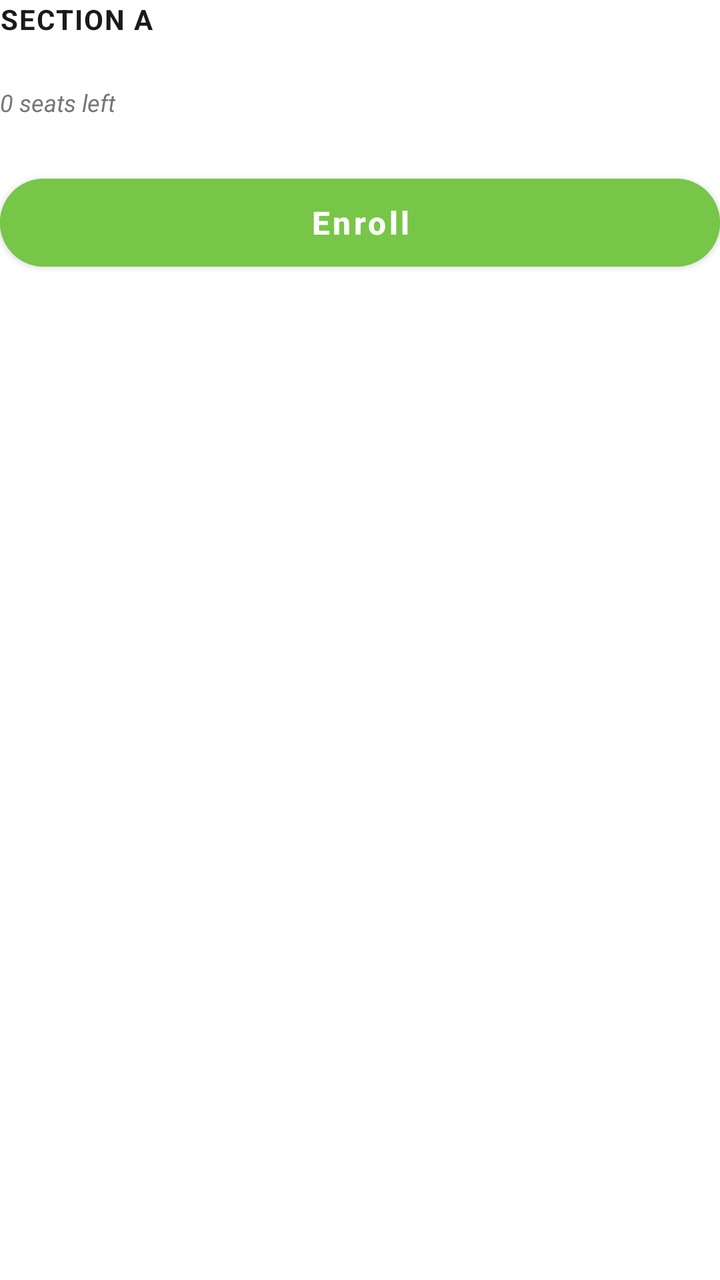
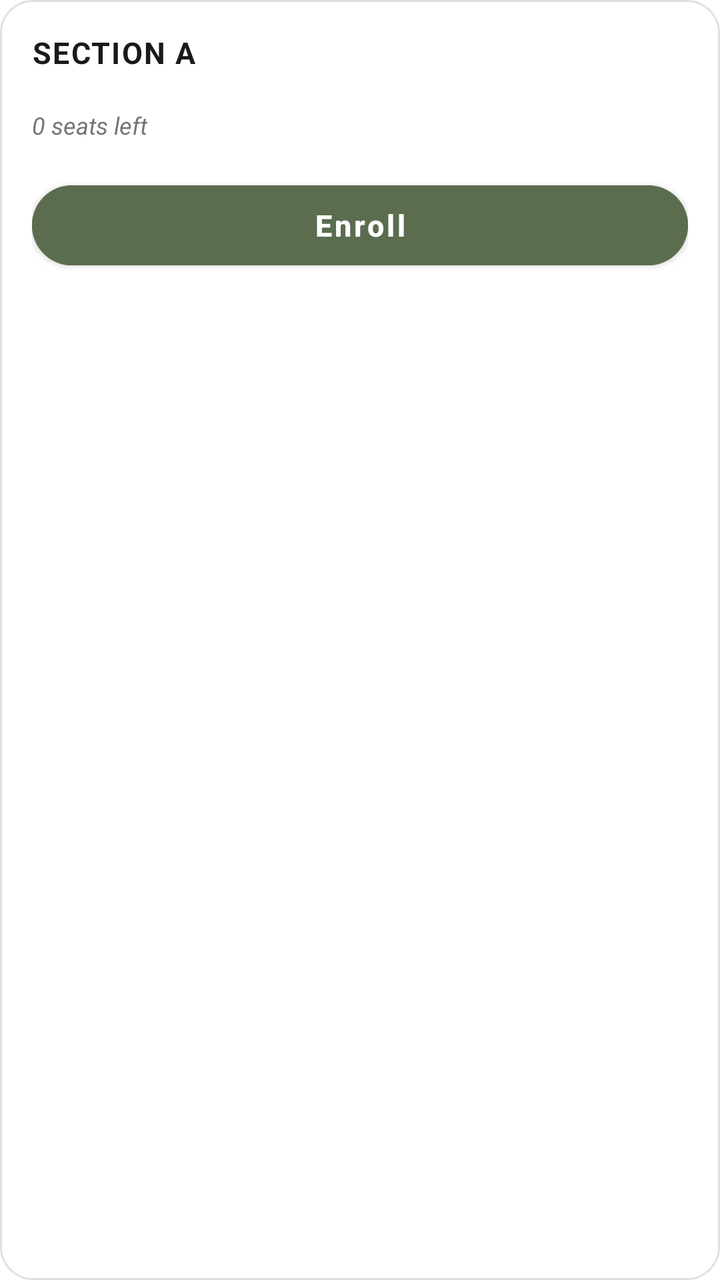

Two renders of the same Android screen: before a commit and after it. Below are the layout's source before the change and the commit's diff.
<!-- AndroidManifest.xml: application theme Theme.VETSCHED -->
<!-- res/layout/item_course_section.xml -->
<?xml version="1.0" encoding="utf-8"?>
<LinearLayout xmlns:android="http://schemas.android.com/apk/res/android"
    xmlns:app="http://schemas.android.com/apk/res-auto"
    android:layout_width="match_parent"
    android:layout_height="wrap_content"
    android:orientation="vertical"
    android:paddingBottom="24dp">

    <TextView
        android:id="@+id/tvSectionName"
        android:layout_width="wrap_content"
        android:layout_height="wrap_content"
        android:text="SECTION A"
        android:textColor="@color/vetsched_text_primary"
        android:textSize="14sp"
        android:textStyle="bold"
        android:textAllCaps="true"
        android:letterSpacing="0.05" />

    <LinearLayout
        android:id="@+id/containerClassBoxes"
        android:layout_width="match_parent"
        android:layout_height="wrap_content"
        android:layout_marginTop="12dp"
        android:orientation="vertical" />

    <TextView
        android:id="@+id/tvRemainingSeats"
        android:layout_width="wrap_content"
        android:layout_height="wrap_content"
        android:layout_marginTop="12dp"
        android:text="0 seats left"
        android:textColor="#757575"
        android:textSize="12sp"
        android:textStyle="italic" />

    <Button
        android:id="@+id/btnEnroll"
        android:layout_width="match_parent"
        android:layout_height="56dp"
        android:layout_marginTop="24dp"
        android:backgroundTint="#77C647"
        android:text="Enroll"
        android:textAllCaps="false"
        android:textColor="@color/white"
        android:textSize="16sp"
        android:textStyle="bold"
        app:cornerRadius="28dp" />

</LinearLayout>
<!-- resources referenced by this layout -->
<resources>
  <color name="vetsched_text_primary">#1A1A1A</color>
  <color name="white">#FFFFFFFF</color>
  <style name="Theme.VETSCHED" parent="Theme.MaterialComponents.Light.NoActionBar">
          <item name="colorPrimary">@color/vetsched_primary</item>
          <item name="android:statusBarColor">@color/vetsched_background</item>
          <item name="android:windowLightStatusBar">true</item>
      </style>
  <color name="vetsched_primary">#5C6D4F</color>
  <color name="vetsched_background">#F8FAF7</color>
</resources>

<!-- the commit's change to res/layout/item_course_section.xml (unified diff, before → after) -->
@@ -1,10 +1,13 @@
 <?xml version="1.0" encoding="utf-8"?>
 <LinearLayout xmlns:android="http://schemas.android.com/apk/res/android"
     xmlns:app="http://schemas.android.com/apk/res-auto"
+    android:id="@+id/cardSectionContainer"
     android:layout_width="match_parent"
     android:layout_height="wrap_content"
+    android:layout_marginBottom="16dp"
+    android:background="@drawable/bg_profile_card"
     android:orientation="vertical"
-    android:paddingBottom="24dp">
+    android:padding="16dp">
 
     <TextView
         android:id="@+id/tvSectionName"
@@ -12,7 +15,7 @@
         android:layout_height="wrap_content"
         android:text="SECTION A"
         android:textColor="@color/vetsched_text_primary"
-        android:textSize="14sp"
+        android:textSize="15sp"
         android:textStyle="bold"
         android:textAllCaps="true"
         android:letterSpacing="0.05" />
@@ -21,14 +24,14 @@
         android:id="@+id/containerClassBoxes"
         android:layout_width="match_parent"
         android:layout_height="wrap_content"
-        android:layout_marginTop="12dp"
+        android:layout_marginTop="10dp"
         android:orientation="vertical" />
 
     <TextView
         android:id="@+id/tvRemainingSeats"
         android:layout_width="wrap_content"
         android:layout_height="wrap_content"
-        android:layout_marginTop="12dp"
+        android:layout_marginTop="8dp"
         android:text="0 seats left"
         android:textColor="#757575"
         android:textSize="12sp"
@@ -37,14 +40,30 @@
     <Button
         android:id="@+id/btnEnroll"
         android:layout_width="match_parent"
-        android:layout_height="56dp"
-        android:layout_marginTop="24dp"
-        android:backgroundTint="#77C647"
+        android:layout_height="52dp"
+        android:layout_marginTop="16dp"
+        android:backgroundTint="#5C6D4F"
         android:text="Enroll"
         android:textAllCaps="false"
         android:textColor="@color/white"
-        android:textSize="16sp"
+        android:textSize="15sp"
         android:textStyle="bold"
-        app:cornerRadius="28dp" />
+        app:cornerRadius="26dp" />
+
+    <TextView
+        android:id="@+id/tvConflictPill"
+        android:layout_width="match_parent"
+        android:layout_height="wrap_content"
+        android:layout_marginTop="12dp"
+        android:background="@drawable/bg_button_rounded"
+        android:gravity="center"
+        android:paddingHorizontal="16dp"
+        android:paddingVertical="12dp"
+        android:text="Conflict with (SUBJECT_NAME),(SECTION_NAME)"
+        android:textColor="@color/white"
+        android:textSize="12sp"
+        android:textStyle="bold"
+        android:visibility="gone"
+        app:backgroundTint="#B3261E" />
 
 </LinearLayout>
<!-- resource entries referenced after the edit -->
@@ -2,12 +2,28 @@
 <resources>
   <color name="vetsched_text_primary">#1A1A1A</color>
   <color name="white">#FFFFFFFF</color>
+  <!-- drawable bg_button_rounded (drawable) -->
+  <?xml version="1.0" encoding="utf-8"?>
+  <shape xmlns:android="http://schemas.android.com/apk/res/android">
+      <solid android:color="@color/vetsched_primary" />
+      <corners android:radius="24dp" />
+  </shape>
+  <!-- drawable bg_profile_card (drawable) -->
+  <?xml version="1.0" encoding="utf-8"?>
+  <shape xmlns:android="http://schemas.android.com/apk/res/android">
+      <solid android:color="@color/white" />
+      <corners android:radius="16dp" />
+      <stroke
+          android:width="1dp"
+          android:color="@color/vetsched_divider" />
+  </shape>
   <style name="Theme.VETSCHED" parent="Theme.MaterialComponents.Light.NoActionBar">
           <item name="colorPrimary">@color/vetsched_primary</item>
           <item name="android:statusBarColor">@color/vetsched_background</item>
           <item name="android:windowLightStatusBar">true</item>
       </style>
   <color name="vetsched_primary">#5C6D4F</color>
+  <color name="vetsched_divider">#E0E0E0</color>
   <color name="vetsched_background">#F8FAF7</color>
 </resources>
 
